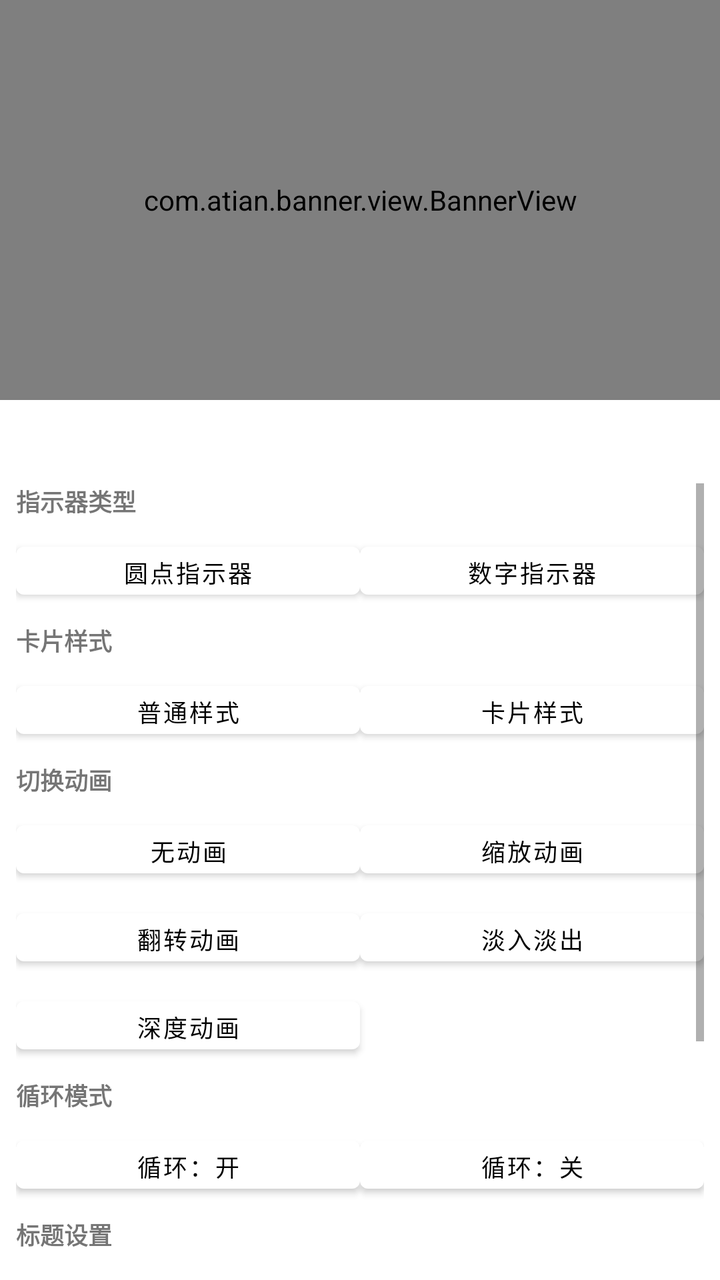
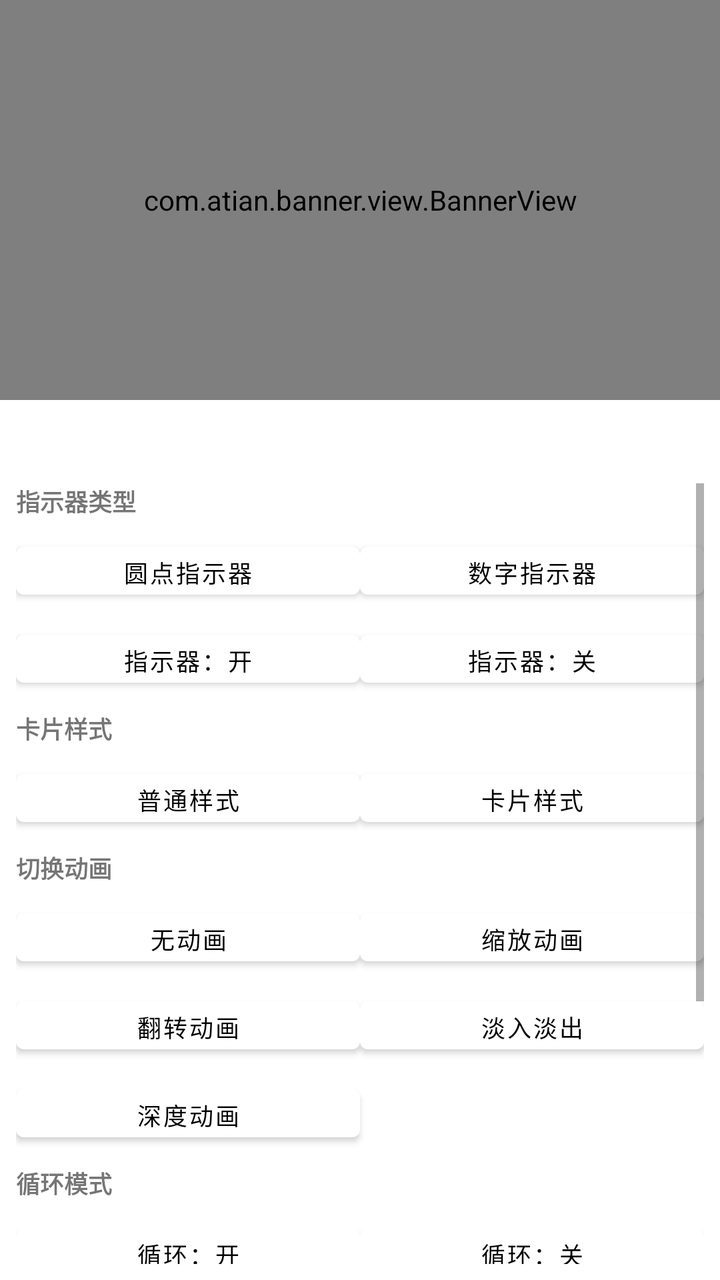

Compare the two renders of this Android layout. The source of the first and the diff that turns it into the second are given below.
<!-- AndroidManifest.xml: application theme Theme.AndroidBanner -->
<!-- res/layout/activity_banner.xml -->
<?xml version="1.0" encoding="utf-8"?>
<androidx.constraintlayout.widget.ConstraintLayout xmlns:android="http://schemas.android.com/apk/res/android"
    xmlns:app="http://schemas.android.com/apk/res-auto"
    android:layout_width="match_parent"
    android:layout_height="match_parent"
    android:clipChildren="false">

    <com.atian.banner.view.BannerView
        android:id="@+id/banner_view"
        android:layout_width="0dp"
        android:layout_height="200dp"
        android:clipChildren="false"
        app:layout_constraintTop_toTopOf="parent"
        app:layout_constraintStart_toStartOf="parent"
        app:layout_constraintEnd_toEndOf="parent" />

    <TextView
        android:id="@+id/tv_config"
        android:layout_width="0dp"
        android:layout_height="wrap_content"
        android:padding="@dimen/tv_config_padding"
        android:textColor="@color/tv_config_text"
        android:textSize="@dimen/tv_config_text_size"
        app:layout_constraintTop_toBottomOf="@id/banner_view"
        app:layout_constraintStart_toStartOf="parent"
        app:layout_constraintEnd_toEndOf="parent" />

    <ScrollView
        android:layout_width="0dp"
        android:layout_height="0dp"
        android:padding="@dimen/spacing_normal"
        app:layout_constraintTop_toBottomOf="@id/tv_config"
        app:layout_constraintBottom_toBottomOf="parent"
        app:layout_constraintStart_toStartOf="parent"
        app:layout_constraintEnd_toEndOf="parent">

        <LinearLayout
            android:layout_width="match_parent"
            android:layout_height="wrap_content"
            android:orientation="vertical">

            <TextView
                android:layout_width="wrap_content"
                android:layout_height="wrap_content"
                android:text="指示器类型"
                android:textSize="@dimen/btn_control_text_size"
                android:textStyle="bold" />

            <LinearLayout
                android:layout_width="match_parent"
                android:layout_height="wrap_content"
                android:layout_marginTop="@dimen/spacing_normal"
                android:orientation="horizontal">

                <Button
                    android:id="@+id/btn_indicator_dot"
                    android:layout_width="0dp"
                    android:layout_height="@dimen/btn_control_height"
                    android:layout_weight="1"
                    android:text="@string/btn_indicator_dot"
                    android:textSize="@dimen/btn_control_text_size" />

                <Button
                    android:id="@+id/btn_indicator_number"
                    android:layout_width="0dp"
                    android:layout_height="@dimen/btn_control_height"
                    android:layout_weight="1"
                    android:text="@string/btn_indicator_number"
                    android:textSize="@dimen/btn_control_text_size" />
            </LinearLayout>

            <TextView
                android:layout_width="wrap_content"
                android:layout_height="wrap_content"
                android:layout_marginTop="@dimen/spacing_normal"
                android:text="卡片样式"
                android:textSize="@dimen/btn_control_text_size"
                android:textStyle="bold" />

            <LinearLayout
                android:layout_width="match_parent"
                android:layout_height="wrap_content"
                android:layout_marginTop="@dimen/spacing_normal"
                android:orientation="horizontal">

                <Button
                    android:id="@+id/btn_style_normal"
                    android:layout_width="0dp"
                    android:layout_height="@dimen/btn_control_height"
                    android:layout_weight="1"
                    android:text="@string/btn_style_normal"
                    android:textSize="@dimen/btn_control_text_size" />

                <Button
                    android:id="@+id/btn_style_card"
                    android:layout_width="0dp"
                    android:layout_height="@dimen/btn_control_height"
                    android:layout_weight="1"
                    android:text="@string/btn_style_card"
                    android:textSize="@dimen/btn_control_text_size" />
            </LinearLayout>

            <TextView
                android:layout_width="wrap_content"
                android:layout_height="wrap_content"
                android:layout_marginTop="@dimen/spacing_normal"
                android:text="切换动画"
                android:textSize="@dimen/btn_control_text_size"
                android:textStyle="bold" />

            <LinearLayout
                android:layout_width="match_parent"
                android:layout_height="wrap_content"
                android:layout_marginTop="@dimen/spacing_normal"
                android:orientation="horizontal">

                <Button
                    android:id="@+id/btn_anim_none"
                    android:layout_width="0dp"
                    android:layout_height="@dimen/btn_control_height"
                    android:layout_weight="1"
                    android:text="@string/btn_anim_none"
                    android:textSize="@dimen/btn_control_text_size" />

                <Button
                    android:id="@+id/btn_anim_scale"
                    android:layout_width="0dp"
                    android:layout_height="@dimen/btn_control_height"
                    android:layout_weight="1"
                    android:text="@string/btn_anim_scale"
                    android:textSize="@dimen/btn_control_text_size" />
            </LinearLayout>

            <LinearLayout
                android:layout_width="match_parent"
                android:layout_height="wrap_content"
                android:layout_marginTop="@dimen/spacing_normal"
                android:orientation="horizontal">

                <Button
                    android:id="@+id/btn_anim_flip"
                    android:layout_width="0dp"
                    android:layout_height="@dimen/btn_control_height"
                    android:layout_weight="1"
                    android:text="@string/btn_anim_flip"
                    android:textSize="@dimen/btn_control_text_size" />

                <Button
                    android:id="@+id/btn_anim_fade"
                    android:layout_width="0dp"
                    android:layout_height="@dimen/btn_control_height"
                    android:layout_weight="1"
                    android:text="@string/btn_anim_fade"
                    android:textSize="@dimen/btn_control_text_size" />
            </LinearLayout>

            <LinearLayout
                android:layout_width="match_parent"
                android:layout_height="wrap_content"
                android:layout_marginTop="@dimen/spacing_normal"
                android:orientation="horizontal">

                <Button
                    android:id="@+id/btn_anim_depth"
                    android:layout_width="0dp"
                    android:layout_height="@dimen/btn_control_height"
                    android:layout_weight="1"
                    android:text="@string/btn_anim_depth"
                    android:textSize="@dimen/btn_control_text_size" />

                <View
                    android:layout_width="0dp"
                    android:layout_height="@dimen/btn_control_height"
                    android:layout_weight="1" />
            </LinearLayout>

            <TextView
                android:layout_width="wrap_content"
                android:layout_height="wrap_content"
                android:layout_marginTop="@dimen/spacing_normal"
                android:text="循环模式"
                android:textSize="@dimen/btn_control_text_size"
                android:textStyle="bold" />

            <LinearLayout
                android:layout_width="match_parent"
                android:layout_height="wrap_content"
                android:layout_marginTop="@dimen/spacing_normal"
                android:orientation="horizontal">

                <Button
                    android:id="@+id/btn_loop_on"
                    android:layout_width="0dp"
                    android:layout_height="@dimen/btn_control_height"
                    android:layout_weight="1"
                    android:text="@string/btn_loop_on"
                    android:textSize="@dimen/btn_control_text_size" />

                <Button
                    android:id="@+id/btn_loop_off"
                    android:layout_width="0dp"
                    android:layout_height="@dimen/btn_control_height"
                    android:layout_weight="1"
                    android:text="@string/btn_loop_off"
                    android:textSize="@dimen/btn_control_text_size" />
            </LinearLayout>

            <TextView
                android:layout_width="wrap_content"
                android:layout_height="wrap_content"
                android:layout_marginTop="@dimen/spacing_normal"
                android:text="标题设置"
                android:textSize="@dimen/btn_control_text_size"
                android:textStyle="bold" />

            <LinearLayout
                android:layout_width="match_parent"
                android:layout_height="wrap_content"
                android:layout_marginTop="@dimen/spacing_normal"
                android:orientation="horizontal">

                <Button
                    android:id="@+id/btn_title_show"
                    android:layout_width="0dp"
                    android:layout_height="@dimen/btn_control_height"
                    android:layout_weight="1"
                    android:text="@string/btn_title_show"
                    android:textSize="@dimen/btn_control_text_size" />

                <Button
                    android:id="@+id/btn_title_hide"
                    android:layout_width="0dp"
                    android:layout_height="@dimen/btn_control_height"
                    android:layout_weight="1"
                    android:text="@string/btn_title_hide"
                    android:textSize="@dimen/btn_control_text_size" />
            </LinearLayout>

            <LinearLayout
                android:layout_width="match_parent"
                android:layout_height="wrap_content"
                android:layout_marginTop="@dimen/spacing_normal"
                android:orientation="horizontal">

                <Button
                    android:id="@+id/btn_title_bg_red"
                    android:layout_width="0dp"
                    android:layout_height="@dimen/btn_control_height"
                    android:layout_weight="1"
                    android:text="@string/btn_title_bg_red"
                    android:textSize="@dimen/btn_control_text_size" />

                <Button
                    android:id="@+id/btn_title_bg_blue"
                    android:layout_width="0dp"
                    android:layout_height="@dimen/btn_control_height"
                    android:layout_weight="1"
                    android:text="@string/btn_title_bg_blue"
                    android:textSize="@dimen/btn_control_text_size" />
            </LinearLayout>

            <LinearLayout
                android:layout_width="match_parent"
                android:layout_height="wrap_content"
                android:layout_marginTop="@dimen/spacing_normal"
                android:orientation="horizontal">

                <Button
                    android:id="@+id/btn_title_bg_transparent"
                    android:layout_width="0dp"
                    android:layout_height="@dimen/btn_control_height"
                    android:layout_weight="1"
                    android:text="@string/btn_title_bg_transparent"
                    android:textSize="@dimen/btn_control_text_size" />

                <Button
                    android:id="@+id/btn_title_bg_default"
                    android:layout_width="0dp"
                    android:layout_height="@dimen/btn_control_height"
                    android:layout_weight="1"
                    android:text="@string/btn_title_bg_default"
                    android:textSize="@dimen/btn_control_text_size" />
            </LinearLayout>

            <Button
                android:id="@+id/btn_reload"
                android:layout_width="match_parent"
                android:layout_height="@dimen/btn_control_height"
                android:layout_marginTop="@dimen/spacing_normal"
                android:text="@string/btn_reload"
                android:textSize="@dimen/btn_control_text_size" />

        </LinearLayout>
    </ScrollView>

</androidx.constraintlayout.widget.ConstraintLayout>
<!-- resources referenced by this layout -->
<resources>
  <color name="tv_config_text">#424242</color>
  <dimen name="btn_control_height">36dp</dimen>
  <dimen name="btn_control_text_size">12sp</dimen>
  <dimen name="spacing_normal">8dp</dimen>
  <dimen name="tv_config_padding">8dp</dimen>
  <dimen name="tv_config_text_size">13sp</dimen>
  <string name="btn_anim_depth">深度动画</string>
  <string name="btn_anim_fade">淡入淡出</string>
  <string name="btn_anim_flip">翻转动画</string>
  <string name="btn_anim_none">无动画</string>
  <string name="btn_anim_scale">缩放动画</string>
  <string name="btn_indicator_dot">圆点指示器</string>
  <string name="btn_indicator_number">数字指示器</string>
  <string name="btn_loop_off">循环：关</string>
  <string name="btn_loop_on">循环：开</string>
  <string name="btn_reload">重新加载</string>
  <string name="btn_style_card">卡片样式</string>
  <string name="btn_style_normal">普通样式</string>
  <string name="btn_title_bg_blue">蓝底</string>
  <string name="btn_title_bg_default">默认底</string>
  <string name="btn_title_bg_red">红底</string>
  <string name="btn_title_bg_transparent">透明底</string>
  <string name="btn_title_hide">标题：隐藏</string>
  <string name="btn_title_show">标题：显示</string>
  <style name="Theme.AndroidBanner" parent="Theme.MaterialComponents.Light.NoActionBar">
          <item name="colorPrimary">@color/banner_indicator_selected</item>
          <item name="colorPrimaryVariant">@color/banner_indicator_selected</item>
          <item name="colorOnPrimary">#000000</item>
      </style>
  <color name="banner_indicator_selected">#FFFFFF</color>
</resources>

<!-- the commit's change to res/layout/activity_banner.xml (unified diff, before → after) -->
@@ -69,6 +69,29 @@
                     android:textSize="@dimen/btn_control_text_size" />
             </LinearLayout>
 
+            <LinearLayout
+                android:layout_width="match_parent"
+                android:layout_height="wrap_content"
+                android:layout_marginTop="@dimen/spacing_normal"
+                android:orientation="horizontal">
+
+                <Button
+                    android:id="@+id/btn_indicator_show"
+                    android:layout_width="0dp"
+                    android:layout_height="@dimen/btn_control_height"
+                    android:layout_weight="1"
+                    android:text="@string/btn_indicator_show"
+                    android:textSize="@dimen/btn_control_text_size" />
+
+                <Button
+                    android:id="@+id/btn_indicator_hide"
+                    android:layout_width="0dp"
+                    android:layout_height="@dimen/btn_control_height"
+                    android:layout_weight="1"
+                    android:text="@string/btn_indicator_hide"
+                    android:textSize="@dimen/btn_control_text_size" />
+            </LinearLayout>
+
             <TextView
                 android:layout_width="wrap_content"
                 android:layout_height="wrap_content"
<!-- resource entries referenced after the edit -->
@@ -12,7 +12,9 @@
   <string name="btn_anim_none">无动画</string>
   <string name="btn_anim_scale">缩放动画</string>
   <string name="btn_indicator_dot">圆点指示器</string>
+  <string name="btn_indicator_hide">指示器：关</string>
   <string name="btn_indicator_number">数字指示器</string>
+  <string name="btn_indicator_show">指示器：开</string>
   <string name="btn_loop_off">循环：关</string>
   <string name="btn_loop_on">循环：开</string>
   <string name="btn_reload">重新加载</string>
